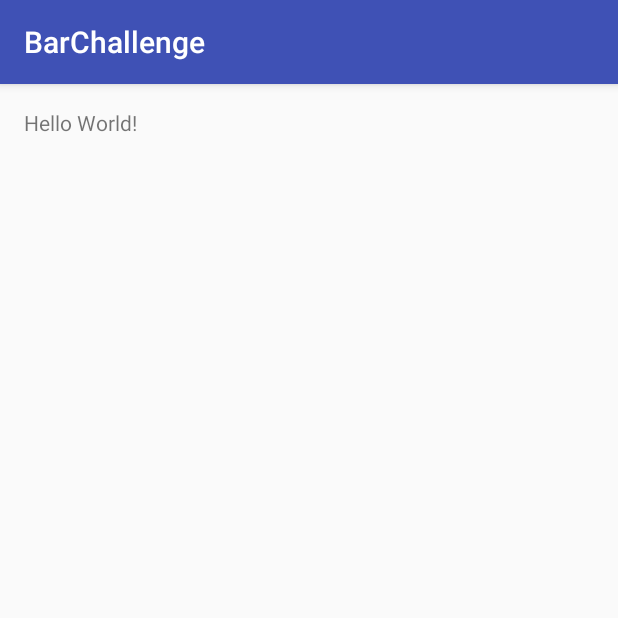
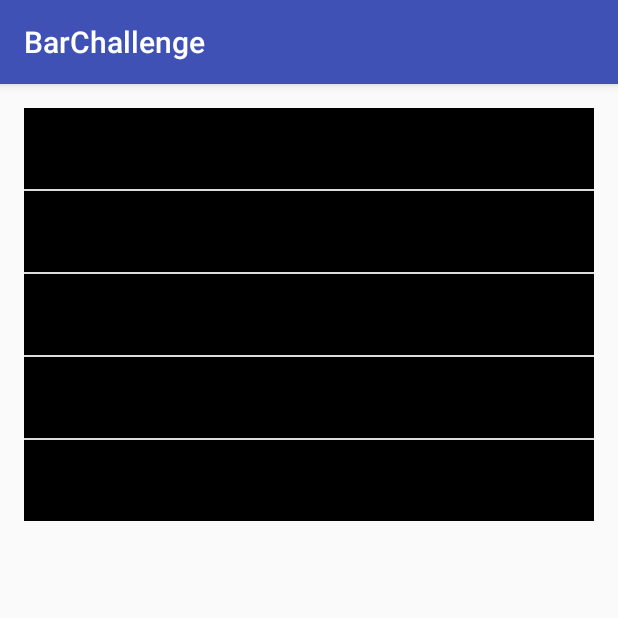
Before and after one commit to vince14evil/MobileAppUlaval, an Android app: the screen it shows after launch (MainActivity before the commit, PrizeView after it), on a phone screen of 412 x 824 dp, the top half of it. Run offline under Robolectric (Android 15) with nearby library versions, the phone set to English and light mode, and no system bars.

Commit message:
Work on prize activity

```diff
--- a/app/src/main/java/barchallenges/ima/ulaval/ca/barchallenge/MainActivity.java
+++ b/app/src/main/java/barchallenges/ima/ulaval/ca/barchallenge/MainActivity.java
@@ -1,5 +1,6 @@
 package barchallenges.ima.ulaval.ca.barchallenge;
 
+import android.content.Intent;
 import android.support.v7.app.AppCompatActivity;
 import android.os.Bundle;
 
@@ -9,5 +10,8 @@ public class MainActivity extends AppCompatActivity {
     protected void onCreate(Bundle savedInstanceState) {
         super.onCreate(savedInstanceState);
         setContentView(R.layout.activity_main);
+
+        Intent addEntryIntent = new Intent(getApplicationContext(),PrizeView.class);
+        startActivity(addEntryIntent);
     }
 }
--- /dev/null
+++ b/app/src/main/java/barchallenges/ima/ulaval/ca/barchallenge/Prize.java
@@ -0,0 +1,49 @@
+package barchallenges.ima.ulaval.ca.barchallenge;
+
+import android.os.Parcel;
+import android.os.Parcelable;
+
+public class Prize implements Parcelable {
+    private String mName;
+    private String mDescription;
+    private boolean mEarned;
+
+    public int describeContents() {
+        return 0;
+    }
+
+    public void writeToParcel(Parcel out, int flags) {
+        out.writeString(mName);
+        out.writeString(mDescription);
+        out.writeSerializable(mEarned);
+    }
+
+    public Prize(String pName, String pDescription)
+    {
+        mName = pName;
+        mDescription = pDescription;
+        mEarned = false;
+    }
+
+    public String GetName(){return mName;}
+    public String GetDescription(){return mDescription;}
+    public Boolean GetIsEarned(){return mEarned;}
+
+    public static final Parcelable.Creator<Prize> CREATOR
+            = new Parcelable.Creator<Prize>() {
+        public Prize createFromParcel(Parcel in) {
+            return new Prize(in);
+        }
+
+        public Prize[] newArray(int size) {
+            return new Prize[size];
+        }
+    };
+
+    private Prize(Parcel in)
+    {
+        mName = in.readString();
+        mDescription = in.readString();
+        mEarned = (Boolean) in.readSerializable();
+    }
+}
--- a/app/src/main/java/barchallenges/ima/ulaval/ca/barchallenge/PrizeAdapter.java
+++ b/app/src/main/java/barchallenges/ima/ulaval/ca/barchallenge/PrizeAdapter.java
@@ -10,58 +10,59 @@ import android.widget.TextView;
 import java.util.ArrayList;
 
 public class PrizeAdapter extends BaseAdapter {
-
-
     private LayoutInflater mInflater = null;
-    private ArrayList<Price> mPriceList;
+    private ArrayList<Prize> mPrizeList;
 
     private final class ViewHolder {
-        TextView nameTextView;
-        TextView DescriptionTextView;
+        TextView TitleTextView;
+        TextView NameTextView;
+        TextView ShordDescriptionTextView;
     }
 
     private ViewHolder mHolder = null;
 
     public PrizeAdapter(Context context) {
-        mPriceList = new ArrayList<>();
+        mPrizeList = new ArrayList<>();
         mInflater = (LayoutInflater)context.getSystemService(Context.LAYOUT_INFLATER_SERVICE);
     }
 
-    public void add(Price pStudent)
+    public void add(Prize pStudent)
     {
-        mPriceList.add(pStudent);
+        mPrizeList.add(pStudent);
     }
 
     @Override
     public int getCount() {
-        return mPriceList.size();
+        return mPrizeList.size();
     }
 
     @Override
     public Object getItem(int position) {
-        return mPriceList.get(position);
+        return mPrizeList.get(position);
     }
+
     @Override
     public long getItemId(int position) {
         return position;
     }
+
     @Override
     public View getView(int position, View convertView, ViewGroup parent) {
-        /*if(convertView == null) {
+        if(convertView == null) {
             mHolder = new ViewHolder();
-            convertView = mInflater.inflate(R.layout.student_cell, null);
+            convertView = mInflater.inflate(R.layout.prize_cell, null);
             convertView.setTag(mHolder);
         } else {
             mHolder = (ViewHolder)convertView.getTag();
         }
 
-        mHolder.nameTextView = (TextView)convertView.findViewById(R.id.cellName);
-        mHolder.nameTextView.setText(mPriceList.get(position).getFirstName() + " " + studentList.get(position).getLastName());
-        mHolder.programTextView = (TextView)convertView.findViewById(R.id.cellProgram);
-        mHolder.programTextView.setText("   " + mPriceList.get(position).getDepartment().toString());
-        mHolder.yearsTextView = (TextView)convertView.findViewById(R.id.cellYears);
-        mHolder.yearsTextView.setText("Années d’université: " + studentList.get(position).getYearOfUniversity());
-*/
+        mHolder.TitleTextView = (TextView)convertView.findViewById(R.id.cellTitle);
+        mHolder.TitleTextView.setText("Prize #" + (position + 1) + " : ");
+        mHolder.NameTextView = (TextView)convertView.findViewById(R.id.cellName);
+        mHolder.NameTextView.setText(mPrizeList.get(position).GetName());
+        mHolder.ShordDescriptionTextView = (TextView)convertView.findViewById(R.id.cellDescription);
+        mHolder.ShordDescriptionTextView.setText(mPrizeList.get(position).GetDescription());
+
         return convertView;
     }
 }
--- a/app/src/main/java/barchallenges/ima/ulaval/ca/barchallenge/PrizeView.java
+++ b/app/src/main/java/barchallenges/ima/ulaval/ca/barchallenge/PrizeView.java
@@ -1,15 +1,64 @@
 package barchallenges.ima.ulaval.ca.barchallenge;
 
+import android.os.Bundle;
 import android.support.v7.app.AppCompatActivity;
-import android.os.Bundle;
+import android.view.View;
+import android.widget.AdapterView;
+import android.widget.ListView;
+
+import java.util.ArrayList;
+import java.util.List;
 
 public class PrizeView extends AppCompatActivity {
+
+    private PrizeAdapter mPrizeAdapter;
 
     @Override
     protected void onCreate(Bundle savedInstanceState) {
         super.onCreate(savedInstanceState);
         setContentView(R.layout.activity_prize_view);
 
+        mPrizeAdapter = new PrizeAdapter(getApplicationContext());
 
+        CreateStudentAdapter();
+        InitListView();
+        InitAdpaterData();
+    }
+
+    private void InitAdpaterData() {
+        List<Prize> myList = new ArrayList<>();
+        myList.add(new Prize("Free Beer", "You can drink a beer with you friend!"));
+        myList.add(new Prize("10% on a drink", "Choose waht you want to get drunk"));
+        myList.add(new Prize("Free Shooter", "1.. 2.. 3.. SHOT!"));
+        myList.add(new Prize("25% on a poutine", "If you are hungry..."));
+        myList.add(new Prize("Free fries", "Because everyone love fries"));
+        for (int i=0;i<myList.size();i++){
+            mPrizeAdapter.add(myList.get(i));
+        }
+        mPrizeAdapter.notifyDataSetChanged();
+    }
+
+    private void CreateStudentAdapter()
+    {
+        mPrizeAdapter = new PrizeAdapter(getApplicationContext());
+    }
+
+    private void InitListView()
+    {
+        ListView studentList = (ListView) findViewById(R.id.studentList);
+        studentList.setAdapter(mPrizeAdapter);
+        studentList.setOnItemClickListener(new AdapterView.OnItemClickListener() {
+            @Override
+            public void onItemClick(AdapterView<?> arg0, View arg1, int position, long arg3) {
+                NavigateToDescription((Prize) mPrizeAdapter.getItem(position));
+            }
+        });
+    }
+
+    private void NavigateToDescription(Prize pStudent)
+    {
+        /*Intent intent = new Intent(getBaseContext(), .class);
+        intent.putExtra("Student", pStudent);
+        startActivity(intent);*/
     }
 }
--- a/app/src/main/res/layout/activity_prize_view.xml
+++ b/app/src/main/res/layout/activity_prize_view.xml
@@ -9,4 +9,9 @@
     android:paddingTop="@dimen/activity_vertical_margin"
     tools:context=".PrizeView">
 
+    <ListView
+        android:layout_width="wrap_content"
+        android:layout_height="wrap_content"
+        android:id="@+id/studentList"/>
+
 </RelativeLayout>
--- a/app/src/main/res/layout/prize_cell.xml
+++ b/app/src/main/res/layout/prize_cell.xml
@@ -1,6 +1,36 @@
 <?xml version="1.0" encoding="utf-8"?>
 <LinearLayout xmlns:android="http://schemas.android.com/apk/res/android"
     android:layout_width="match_parent"
-    android:layout_height="match_parent">
+    android:layout_height="match_parent"
+    android:orientation="vertical"
+    android:background="#000000"
+    android:foreground="#000000">
+    <LinearLayout
+        android:layout_width="wrap_content"
+        android:layout_height="wrap_content"
+        android:orientation="horizontal"
+        android:layout_gravity="top|left"
+        android:id="@+id/firstRow"
+        >
+        <TextView
+            android:layout_width="wrap_content"
+            android:layout_height="wrap_content"
+            android:textAppearance="?android:attr/textAppearanceLarge"
+            android:text="Large Text"
+            android:id="@+id/cellTitle"/>
 
+        <TextView
+            android:layout_width="wrap_content"
+            android:layout_height="wrap_content"
+            android:textAppearance="?android:attr/textAppearanceLarge"
+            android:text="Large Text2"
+            android:id="@+id/cellName"/>
+    </LinearLayout>
+    <TextView
+        android:layout_width="wrap_content"
+        android:layout_height="wrap_content"
+        android:textAppearance="?android:attr/textAppearanceMedium"
+        android:text="Medium Text"
+        android:id="@+id/cellDescription"
+        android:layout_below="@+id/firstRow"/>
 </LinearLayout>
```
Also changed, not shown: app/src/main/java/barchallenges/ima/ulaval/ca/barchallenge/Price.java (deleted, +0 -34 lines).
